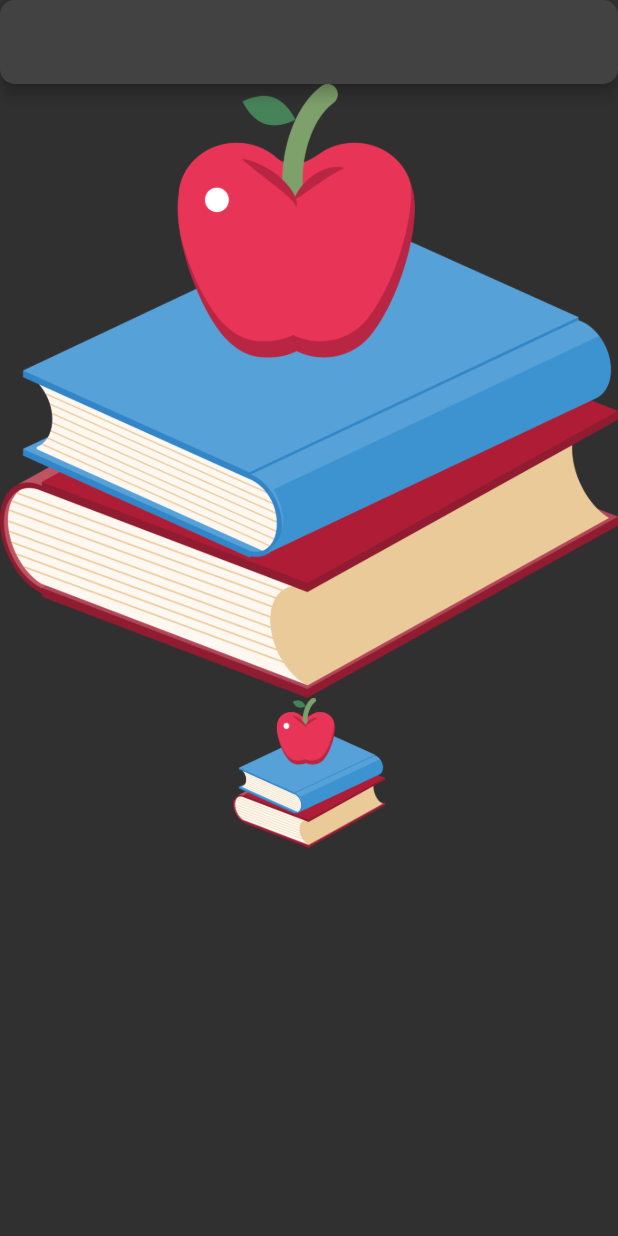
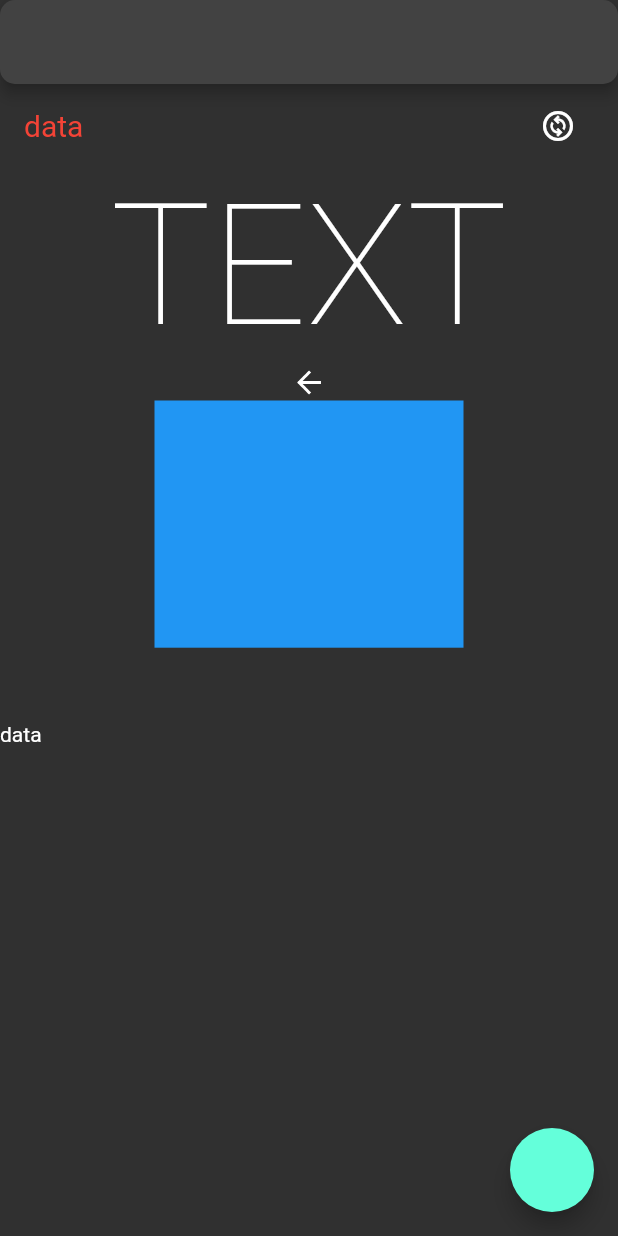
Before and after one commit to omeryilmaz2K/Flutter-Full-Learn, a Flutter app: the screen it shows after launch, on a phone screen of 412 x 824 dp. Run offline on Flutter 3.47's test engine with Material 2 defaults, Android fonts, the phone set to English and light mode, and no system bars; our stand-ins replace dio, flutter_spinkit.

Commit message:
202 seviye animated_learn_view çalışması gerçekleştirildi.

```diff
--- /dev/null
+++ b/lib/202/animated_learn_view.dart
@@ -0,0 +1,105 @@
+import 'package:flutter/material.dart';
+
+class AnimatedLearnView extends StatefulWidget {
+  const AnimatedLearnView({Key? key}) : super(key: key);
+
+  @override
+  State<AnimatedLearnView> createState() => _AnimatedLearnViewState();
+}
+
+class _AnimatedLearnViewState extends State<AnimatedLearnView>
+    with TickerProviderStateMixin {
+  @override
+  void initState() {
+    super.initState();
+    controller = AnimationController(
+        vsync: this, duration: Duration(seconds: AppDurations.duration_low));
+  }
+
+  bool _isVisible = false;
+  bool _isOpaque = true;
+  late AnimationController controller;
+
+  void _changeVisibility() {
+    setState(() {
+      _isVisible = !_isVisible;
+    });
+  }
+
+  void _changeOpacity() {
+    setState(() {
+      _isOpaque = !_isOpaque;
+    });
+  }
+
+  @override
+  Widget build(BuildContext context) {
+    return Scaffold(
+      appBar: AppBar(
+        title: _AnimatedPlaceHolder(),
+      ),
+      body: Column(
+        children: [
+          ListTile(
+            title: AnimatedOpacity(
+              opacity: _isOpaque ? 1 : 0,
+              duration: Duration(seconds: AppDurations.duration_low),
+              child: const Text('data'),
+            ),
+            trailing: IconButton(
+                onPressed: _changeOpacity,
+                icon: const Icon(Icons.change_circle_outlined)),
+          ),
+          AnimatedDefaultTextStyle(
+              style: _isVisible
+                  ? context.textTheme().subtitle1 ?? const TextStyle()
+                  : context.textTheme().headline1 ?? const TextStyle(),
+              duration: Duration(seconds: AppDurations.duration_low),
+              child: const Text('TEXT')),
+          AnimatedIcon(icon: AnimatedIcons.arrow_menu, progress: controller),
+          AnimatedContainer(
+            duration: Duration(seconds: AppDurations.duration_low),
+            color: Colors.blue,
+            width: MediaQuery.of(context).size.width * 0.5,
+            height: _isVisible ? 0 : MediaQuery.of(context).size.height * 0.2,
+          ),
+          Expanded(
+            child: Stack(
+              children: [
+                AnimatedPositioned(duration: Duration(seconds: AppDurations.duration_low), top: 50, child: const Text('data'),)
+              ],
+            ),
+          ),
+          Expanded(
+            child: AnimatedList(itemBuilder: (context, index, animation) {
+              return const Text('data');
+            }),
+          ),
+        ],
+      ),
+      floatingActionButton: FloatingActionButton(onPressed: () {
+        _changeVisibility();
+        controller.animateTo(_isVisible ? 1 : 0);
+      }),
+    );
+  }
+
+  AnimatedCrossFade _AnimatedPlaceHolder() {
+    return AnimatedCrossFade(
+        firstChild: const Placeholder(),
+        secondChild: const SizedBox.shrink(),
+        crossFadeState:
+            _isVisible ? CrossFadeState.showFirst : CrossFadeState.showSecond,
+        duration: Duration(seconds: AppDurations.duration_low));
+  }
+}
+
+class AppDurations {
+  static int duration_low = 1;
+}
+
+extension BuildContextExtension on BuildContext {
+  TextTheme textTheme() {
+    return Theme.of(this).textTheme;
+  }
+}
--- a/lib/main.dart
+++ b/lib/main.dart
@@ -1,6 +1,6 @@
 import 'package:flutter/material.dart';
 import 'package:flutter_full_learn/202/theme/dark_theme.dart';
-import '202/image_enum_learn_view.dart';
+import '202/animated_learn_view.dart';
 
 void main() {
   runApp(const MyApp());
@@ -37,7 +37,7 @@ class MyApp extends StatelessWidget {
       //       toolbarTextStyle: TextStyle(color: Colors.blue),
       //       systemOverlayStyle: SystemUiOverlayStyle.light, // Status Bar
       //     )),
-      home: const ImageEnumLearnView(),
+      home: const AnimatedLearnView(),
     );
   }
 }
```
